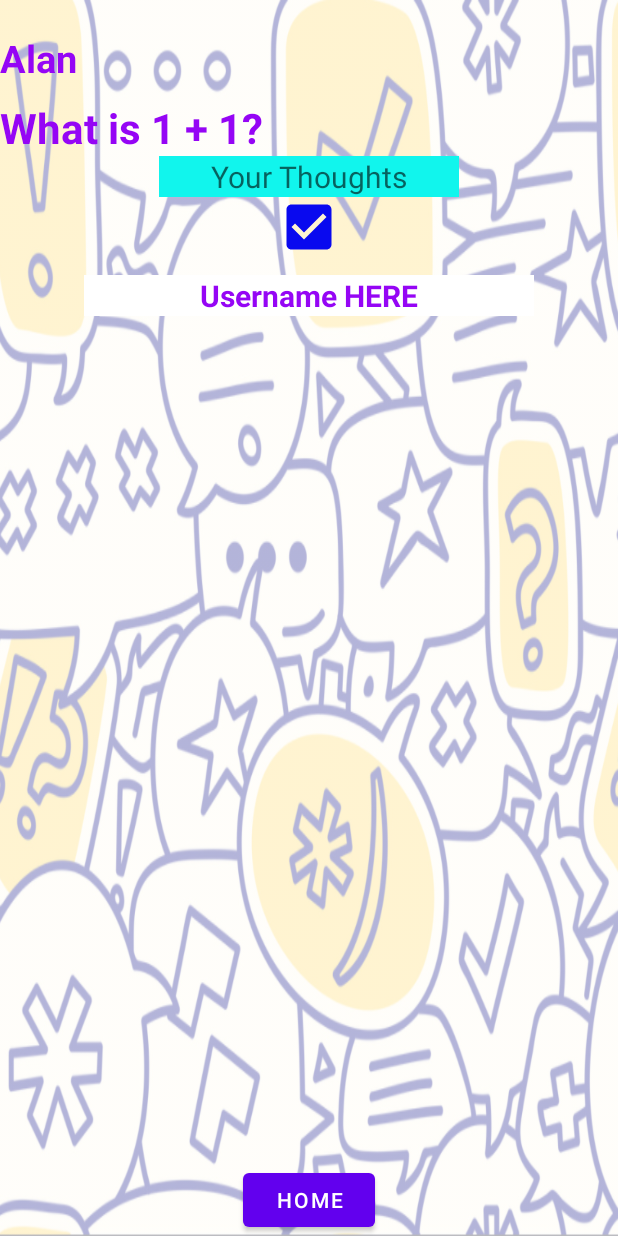
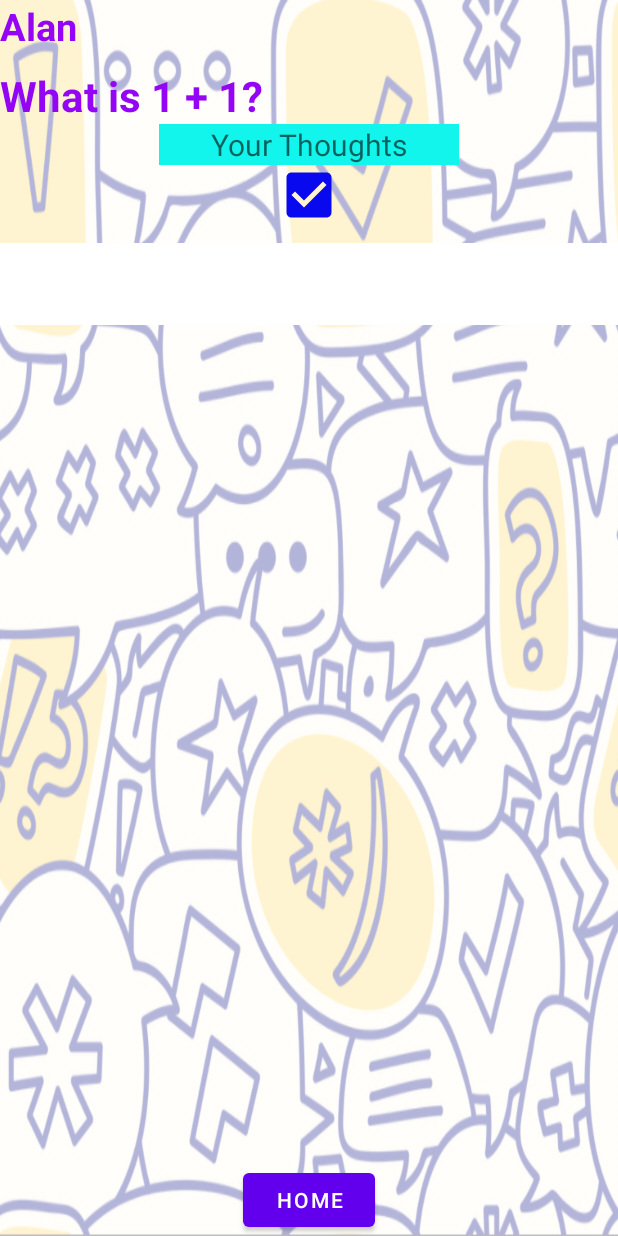
Before and after one commit to Jianpingc7226/DiscussiongHall, an Android app: the PostHistory screen opened directly, with no data from a screen before it, after a tap on an icon or button, on a phone screen of 412 x 824 dp. Run offline under Robolectric (Android 15) with nearby library versions, the light colour scheme and no system bars; our stand-ins replace Firebase (no records; nobody signed in at launch, a user with empty details on screens opened directly); 1 statement that could not run was skipped; 1 other tap on this screen came first.

Commit message:
final Step, comment part is done

```diff
--- a/app/src/main/java/com/jianpingandy/freedomproject/PostHistory.java
+++ b/app/src/main/java/com/jianpingandy/freedomproject/PostHistory.java
@@ -1,44 +1,173 @@
 package com.jianpingandy.freedomproject;
 
+import androidx.annotation.NonNull;
 import androidx.appcompat.app.AppCompatActivity;
 
 import android.content.Intent;
+import android.graphics.Color;
+import android.graphics.Typeface;
 import android.media.Image;
 import android.os.Bundle;
+import android.view.Gravity;
 import android.view.LayoutInflater;
 import android.view.View;
 import android.view.ViewGroup;
 import android.widget.Button;
 import android.widget.EditText;
 import android.widget.ImageView;
+import android.widget.LinearLayout;
 import android.widget.TextView;
 
+import com.google.android.gms.tasks.OnCompleteListener;
+import com.google.android.gms.tasks.Task;
+import com.google.api.Distribution;
+import com.google.firebase.auth.FirebaseAuth;
+import com.google.firebase.auth.FirebaseUser;
+import com.google.firebase.firestore.DocumentReference;
+import com.google.firebase.firestore.DocumentSnapshot;
+import com.google.firebase.firestore.FirebaseFirestore;
+import com.google.firebase.firestore.QueryDocumentSnapshot;
+import com.google.firebase.firestore.QuerySnapshot;
+
+import org.w3c.dom.Document;
+import org.w3c.dom.Text;
+
+import java.util.HashMap;
+import java.util.Map;
+
 public class PostHistory extends AppCompatActivity {
+    public int commentId=1;
+    String CurrentUser;
 
     @Override
     public void onCreate(Bundle savedInstanceState){
         super.onCreate(savedInstanceState);
         setContentView(R.layout.posthistory);
-
+        LinearLayout commentArea = findViewById(R.id.commentArea);
         Button homeBtn = findViewById(R.id.homeBtn);
         TextView question = findViewById(R.id.Question);
         ImageView userComment = findViewById(R.id.confirm);
         EditText commentContent = findViewById(R.id.comment);
-        TextView newComment = findViewById(R.id.newCommentContent);
+        FirebaseUser user = FirebaseAuth.getInstance().getCurrentUser();
+        Intent intent = getIntent();
+        String id = intent.getStringExtra("postId");
+        TextView announser = findViewById(R.id.user1);
+        FirebaseFirestore db = FirebaseFirestore.getInstance();
+        DocumentReference docRef = db.collection("User").document(user.getEmail());
+
+        docRef.get().addOnCompleteListener(new OnCompleteListener<DocumentSnapshot>() {
+            @Override
+            public void onComplete(@NonNull Task<DocumentSnapshot> task) {
+                DocumentSnapshot document = task.getResult();
+                CurrentUser = document.get("username").toString();
+            }
+        });
+
+
+        db.collection("Post").document(id).get().addOnCompleteListener(new OnCompleteListener<DocumentSnapshot>() {
+            @Override
+            public void onComplete(@NonNull Task<DocumentSnapshot> task) {
+                if(task.isSuccessful()){
+                    DocumentSnapshot document = task.getResult();
+                    if(document.exists()){
+                        announser.setText(document.get("Announcer").toString());
+                        question.setText(document.get("Title").toString());
+
+                        db.collection("Post").document(id).collection("Comments").get()
+                                .addOnCompleteListener(new OnCompleteListener<QuerySnapshot>() {
+                                    @Override
+                                    public void onComplete(@NonNull Task<QuerySnapshot> task) {
+                                        if(task.isSuccessful()){
+
+                                            for(QueryDocumentSnapshot document1: task.getResult()){
+                                                LinearLayout layout = new LinearLayout(PostHistory.this);
+                                                layout.setOrientation(LinearLayout.VERTICAL);
+                                                layout.setLayoutParams(new LinearLayout.LayoutParams(LinearLayout.LayoutParams.MATCH_PARENT, LinearLayout.LayoutParams.WRAP_CONTENT));
+
+                                                TextView userName = new TextView(PostHistory.this);
+                                                userName.setBackgroundColor(0xffffffff);
+                                                userName.setGravity(Gravity.CENTER);
+                                                userName.setText(document1.get("userCommented").toString());
+                                                userName.setTextColor(Color.parseColor("#9505f5"));
+                                                userName.setTextSize(20);
+                                                userName.setTypeface(null, Typeface.BOLD);
+
+                                                TextView userComment = new TextView(PostHistory.this);
+                                                userComment.setBackgroundColor(0xffffffff);
+                                                userComment.setGravity(Gravity.CENTER);
+                                                userComment.setTextColor(Color.parseColor("#9505f5"));
+                                                userComment.setTextSize(20);
+                                                userComment.setTypeface(null,Typeface.BOLD);
+                                                userComment.setText(document1.get("Comment").toString());
+
+                                                layout.addView(userName);
+                                                layout.addView(userComment);
+                                                commentArea.addView(layout);
+
+                                                commentId++;
+
+
+
+                                            }
+                                        }
+                                    }
+                                });
+
+                    }
+                }
+            }
+        });
+
+
+
 
 
         userComment.setOnClickListener(new View.OnClickListener() {
             @Override
             public void onClick(View view) {
-                newComment.setText(commentContent.getText());
-                commentContent.setText("");
+                Map<String,Object> Comment = new HashMap<>();
+                Comment.put("Comment",commentContent.getText().toString());
+                Comment.put("userCommented",CurrentUser);
+                db.collection("Post").document(id).collection("Comments").document(String.valueOf(commentId))
+                        .set(Comment)
+                        .addOnCompleteListener(new OnCompleteListener<Void>() {
+                            @Override
+                            public void onComplete(@NonNull Task<Void> task) {
+
+                                LinearLayout layout = new LinearLayout(PostHistory.this);
+                                layout.setOrientation(LinearLayout.VERTICAL);
+                                layout.setLayoutParams(new LinearLayout.LayoutParams(LinearLayout.LayoutParams.MATCH_PARENT, LinearLayout.LayoutParams.WRAP_CONTENT));
+
+                                TextView userName = new TextView(PostHistory.this);
+                                userName.setBackgroundColor(0xffffffff);
+                                userName.setGravity(Gravity.CENTER);
+                                userName.setText(commentContent.getText().toString());
+                                userName.setTextColor(Color.parseColor("#9505f5"));
+                                userName.setTextSize(20);
+                                userName.setTypeface(null, Typeface.BOLD);
+
+                                TextView userComment = new TextView(PostHistory.this);
+                                userComment.setBackgroundColor(0xffffffff);
+                                userComment.setGravity(Gravity.CENTER);
+                                userComment.setTextColor(Color.parseColor("#9505f5"));
+                                userComment.setTextSize(20);
+                                userComment.setTypeface(null,Typeface.BOLD);
+                                userComment.setText(CurrentUser);
+
+                                layout.addView(userName);
+                                layout.addView(userComment);
+                                commentArea.addView(layout);
+                                commentId++;
+                                commentContent.setText("");
+                            }
+                        });
+
             }
         });
 
         homeBtn.setOnClickListener(new View.OnClickListener() {
             @Override
             public void onClick(View view) {
-                newComment.setVisibility(View.INVISIBLE);
                 startActivity(new Intent(getApplicationContext(), Main_Page.class));
             }
         });
--- a/app/src/main/res/layout/posthistory.xml
+++ b/app/src/main/res/layout/posthistory.xml
@@ -18,7 +18,6 @@
         android:id="@+id/user1"
         android:layout_width="wrap_content"
         android:layout_height="wrap_content"
-        android:layout_marginTop="21dp"
         android:text="Alan"
         android:textColor="#9505f5"
         android:textSize="25dp"
@@ -31,9 +30,9 @@
         android:layout_below="@id/user1"
         android:layout_marginTop="10dp"
         android:text="What is 1 + 1?"
-        android:textStyle="bold"
         android:textColor="#9505f5"
-        android:textSize="28dp" />
+        android:textSize="28dp"
+        android:textStyle="bold" />
 
     <Button
         android:id="@+id/homeBtn"
@@ -76,30 +75,9 @@
         <LinearLayout
             android:layout_width="match_parent"
             android:layout_height="wrap_content"
-            android:orientation="vertical">
+            android:orientation="vertical"
+            android:id="@+id/commentArea">
 
-            <TextView
-                android:id="@+id/user2"
-                android:layout_width="300dp"
-                android:layout_height="wrap_content"
-                android:layout_gravity="center"
-                android:background="@color/white"
-                android:gravity="center"
-                android:text="Username HERE"
-                android:textColor="#9505f5"
-                android:textSize="20dp"
-                android:textStyle="bold" />
-
-            <TextView
-                android:id="@+id/newCommentContent"
-                android:layout_width="300dp"
-                android:layout_height="wrap_content"
-                android:layout_gravity="center"
-                android:background="@color/white"
-                android:gravity="center"
-                android:textColor="#9505f5"
-                android:textSize="20dp"
-                android:textStyle="bold" />
 
         </LinearLayout>
     </ScrollView>
```
Also changed, not shown: app/src/main/java/com/jianpingandy/freedomproject/HomeFragment.java (+17 -3 lines), app/src/main/java/com/jianpingandy/freedomproject/Post.java (+10 -10 lines).
